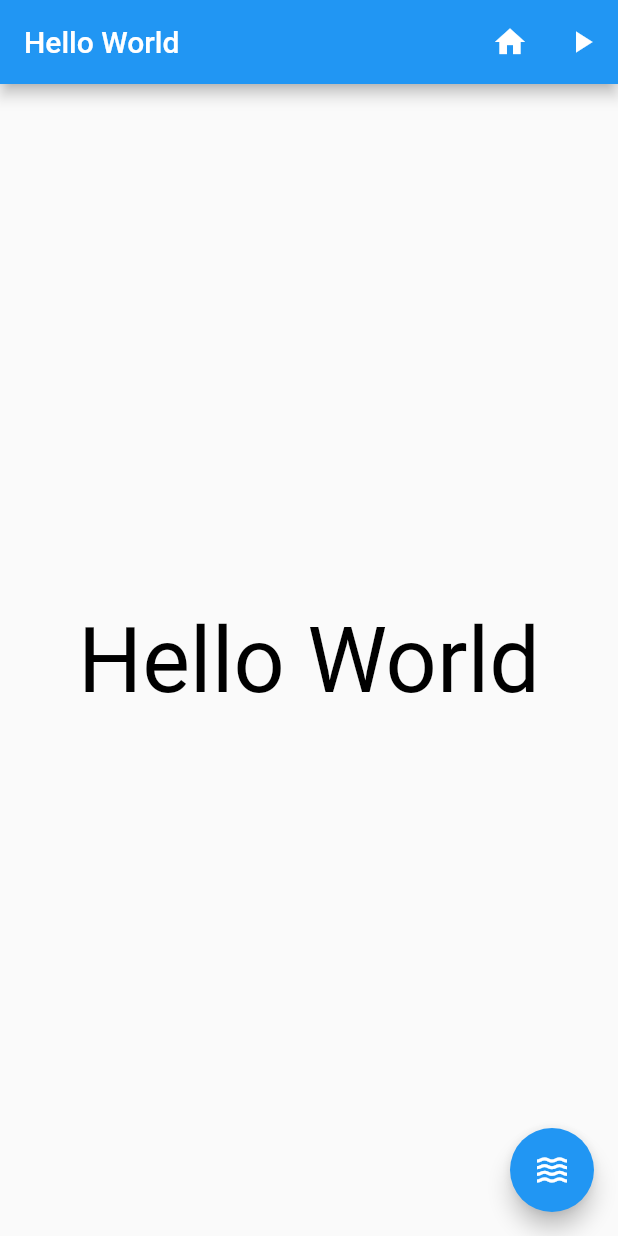
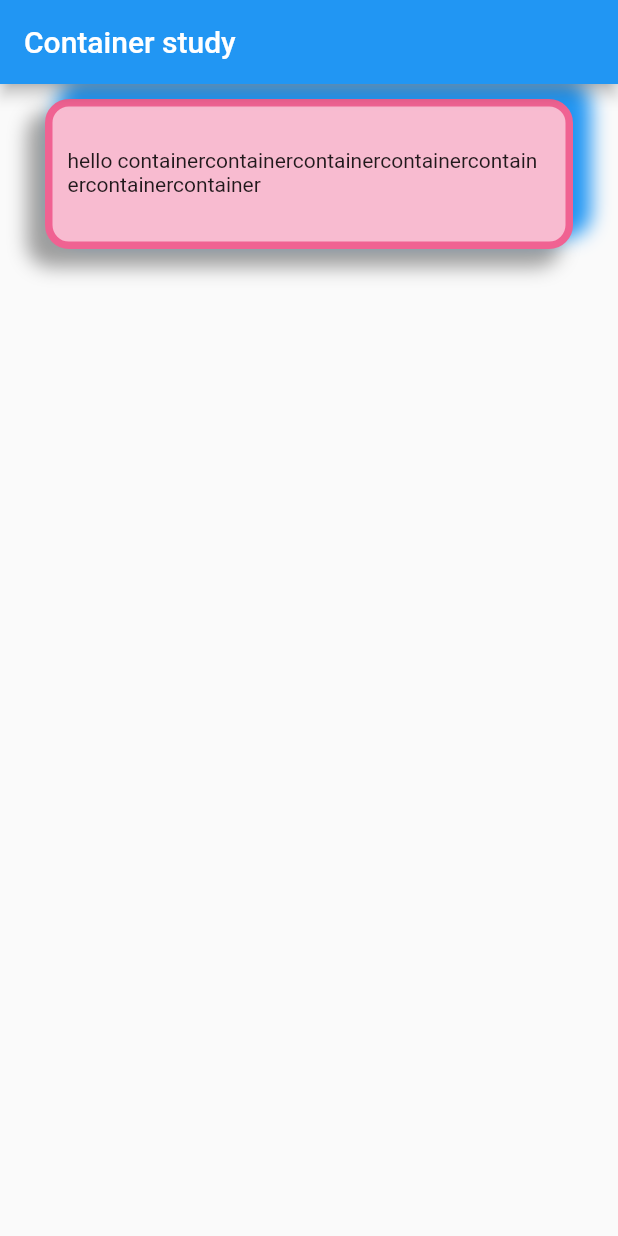
Before and after one commit to hexaspace/tutorial-flutter, a Flutter app: the screen it shows after launch, on a phone screen of 412 x 824 dp. Run offline on Flutter 3.47's test engine with Material 2 defaults, Android fonts, the phone set to English and light mode, and no system bars; our stand-ins replace shared_preferences.

Commit message:
Study: container 위치와 decoation
- padding, margin : fromLTRB(4방향), symmetric(2방향)
- , width, height: double.infinity
- BoxDecoration
- color, border, borderRadius, boxShadow

```diff
--- a/flutter_basic/lib/main.dart
+++ b/flutter_basic/lib/main.dart
@@ -5,47 +5,49 @@ void main() {
   runApp(MaterialApp(
     // 화면 구성 도화지
     home: Scaffold(
-        appBar: AppBar(
-          centerTitle: false,
-          title: Text('Hello World'),
-          actions: [
-            IconButton(
-                icon: Icon(Icons.home),
-                onPressed: () {
-                  print('Home button is clicked');
-                }),
-            IconButton(
-                icon: Icon(Icons.play_arrow),
-                onPressed: () {
-                  print('play_arrow button is clicked');
-                }),
-          ],
-        ),
-        body: TestWidget(),
-        floatingActionButton: FloatingActionButton(
-          onPressed: () {
-            print('FloatingActionButton is clicked');
-          },
-          child: Icon(Icons.waves),
-        )),
+      appBar: AppBar(
+        title: Text('Container study'),
+      ),
+      body: CustomContainer(),
+    ),
   ));
 }
 
-class TestWidget extends StatelessWidget {
-  const TestWidget({super.key});
+class CustomContainer extends StatelessWidget {
+  const CustomContainer({super.key});
 
   @override
   Widget build(BuildContext context) {
-    // 기기상 짤리는 라운드 부분을 제외하고 넣기
-    return SafeArea(
+    return Container(
+      width: double.infinity,
+      height: 100,
+      // color: Color.fromARGB(255, 164, 255, 237), boxdecoration 을 사용하려면 여기서  null이어야함
+      padding: EdgeInsets.fromLTRB(10, 12, 13, 14),
+      margin: EdgeInsets.symmetric(vertical: 10, horizontal: 30),
+      decoration: BoxDecoration(
+          color: Colors.pink.shade100,
+          border: Border.all(
+            color: Colors.pink.shade300,
+            width: 5,
+            style: BorderStyle.solid,
+          ),
+          borderRadius: BorderRadius.circular(16),
+          boxShadow: [
+            BoxShadow(
+              color: Colors.grey,
+              offset: Offset(-10, 10),
+              blurRadius: 10,
+              spreadRadius: 2,
+            ),
+            BoxShadow(
+              color: Colors.blue,
+              offset: Offset(10, -10),
+              blurRadius: 10,
+              spreadRadius: 2,
+            ),
+          ]),
       child: Center(
-        child: Text(
-          'Hello World',
-          style: TextStyle(
-            color: Colors.black,
-            fontSize: 60,
-          ),
-        ),
+        child: Text('hello containercontainercontainercontainercontainercontainercontainer'),
       ),
     );
   }
```
